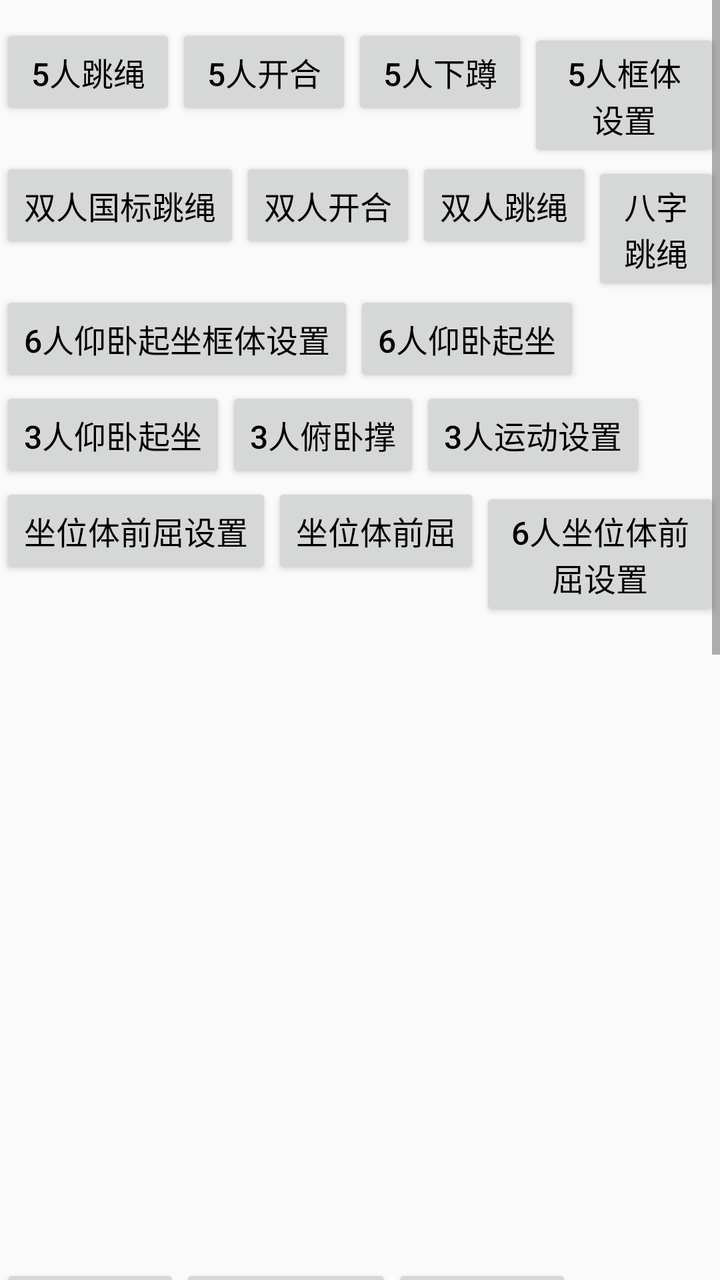
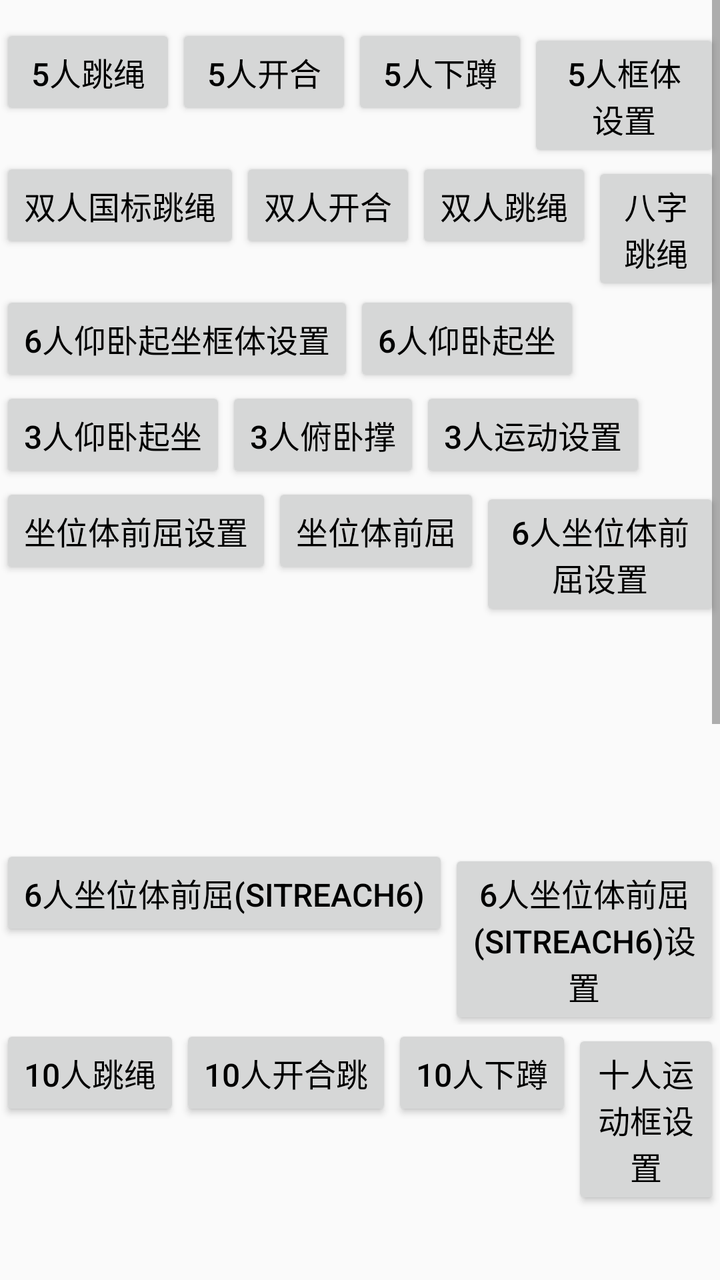

Screens rendered from an Android XML layout before and after an edit, with the pre-edit source and the edit as a unified diff.
<!-- AndroidManifest.xml: application theme AppTheme -->
<!-- res/layout/ac_main.xml -->
<?xml version="1.0" encoding="utf-8"?>
<androidx.constraintlayout.widget.ConstraintLayout xmlns:android="http://schemas.android.com/apk/res/android"
    xmlns:app="http://schemas.android.com/apk/res-auto"
    android:layout_width="match_parent"
    android:layout_height="match_parent">

    <ScrollView
        android:layout_width="match_parent"
        android:layout_height="match_parent"
        android:layout_centerHorizontal="true"
        android:scrollbars="vertical">

        <LinearLayout
            android:layout_width="wrap_content"
            android:layout_height="wrap_content"
            android:layout_centerInParent="true"
            android:orientation="vertical"
            android:paddingTop="12dp"
            android:paddingBottom="12dp">

            <LinearLayout
                android:layout_width="wrap_content"
                android:layout_height="wrap_content"
                android:orientation="horizontal">

                <Button
                    android:id="@+id/bnt_0"
                    android:layout_width="wrap_content"
                    android:layout_height="wrap_content"
                    android:text="5人跳绳"
                    android:textColor="@color/color_black"
                    android:textSize="16sp" />

                <Button
                    android:id="@+id/bnt_3"
                    android:layout_width="wrap_content"
                    android:layout_height="wrap_content"
                    android:text="5人开合"
                    android:textColor="@color/color_black"
                    android:textSize="16sp" />

                <Button
                    android:id="@+id/bnt_4"
                    android:layout_width="wrap_content"
                    android:layout_height="wrap_content"
                    android:text="5人下蹲"
                    android:textColor="@color/color_black"
                    android:textSize="16sp" />
                <Button
                    android:id="@+id/bnt_5_region_set"
                    android:layout_width="wrap_content"
                    android:layout_height="wrap_content"
                    android:text="5人框体设置"
                    android:textColor="@color/color_black"
                    android:textSize="16sp" />

            </LinearLayout>

            <LinearLayout
                android:layout_width="match_parent"
                android:layout_height="wrap_content"
                android:contentDescription="双人运动">

                <Button
                    android:id="@+id/btn_skip_gb"
                    android:layout_width="wrap_content"
                    android:layout_height="wrap_content"
                    android:text="双人国标跳绳"
                    android:textColor="@color/color_black"
                    android:textSize="16sp" />
                <Button
                    android:id="@+id/btn_double_open_close"
                    android:layout_width="wrap_content"
                    android:layout_height="wrap_content"
                    android:text="双人开合"
                    android:textColor="@color/color_black"
                    android:textSize="16sp" />

                <Button
                    android:id="@+id/btn_skip"
                    android:layout_width="wrap_content"
                    android:layout_height="wrap_content"
                    android:text="双人跳绳"
                    android:textColor="@color/color_black"
                    android:textSize="16sp" />

                <Button
                    android:id="@+id/btn_skip_eight"
                    android:layout_width="wrap_content"
                    android:layout_height="wrap_content"
                    android:text="八字跳绳"
                    android:textColor="@color/color_black"
                    android:textSize="16sp" />
            </LinearLayout>

            <LinearLayout
                android:layout_width="match_parent"
                android:layout_height="wrap_content"
                android:contentDescription="双人运动">
                <Button
                    android:id="@+id/btn_six_ywqz_set"
                    android:layout_width="wrap_content"
                    android:layout_height="wrap_content"
                    android:text="6人仰卧起坐框体设置"
                    android:textColor="@color/color_black"
                    android:textSize="16sp" />
                <Button
                    android:id="@+id/btn_six_ywqz"
                    android:layout_width="wrap_content"
                    android:layout_height="wrap_content"
                    android:text="6人仰卧起坐"
                    android:textColor="@color/color_black"
                    android:textSize="16sp" />
            </LinearLayout>

            <LinearLayout
                android:layout_width="wrap_content"
                android:layout_height="wrap_content">

                <Button
                    android:id="@+id/bnt_8"
                    android:layout_width="wrap_content"
                    android:layout_height="wrap_content"
                    android:text="3人仰卧起坐"
                    android:textColor="@color/color_black"
                    android:textSize="16sp" />

                <Button
                    android:id="@+id/bnt_9"
                    android:layout_width="wrap_content"
                    android:layout_height="wrap_content"
                    android:text="3人俯卧撑"
                    android:textColor="@color/color_black"
                    android:textSize="16sp" />

                <Button
                    android:id="@+id/btn_three_set"
                    android:layout_width="wrap_content"
                    android:layout_height="wrap_content"
                    android:text="3人运动设置"
                    android:textColor="@color/color_black"
                    android:textSize="16sp" />

            </LinearLayout>

            <LinearLayout
                android:layout_width="wrap_content"
                android:layout_height="wrap_content"
                android:orientation="horizontal">


                <Button
                    android:id="@+id/bnt_10"
                    android:layout_width="wrap_content"
                    android:layout_height="wrap_content"
                    android:text="坐位体前屈设置"
                    android:textColor="@color/color_black"
                    android:textSize="16sp" />

                <Button
                    android:id="@+id/bnt_zw"
                    android:layout_width="wrap_content"
                    android:layout_height="wrap_content"
                    android:text="坐位体前屈"
                    android:textColor="@color/color_black"
                    android:textSize="16sp" />

                <Button
                    android:id="@+id/btn_forward_6_set"
                    android:layout_width="wrap_content"
                    android:layout_height="wrap_content"
                    android:text="6人坐位体前屈设置"
                    android:textColor="@color/color_black"
                    android:textSize="16sp" />

                <Button
                    android:id="@+id/btn_forward_6"
                    android:layout_width="wrap_content"
                    android:layout_height="wrap_content"
                    android:text="6人坐位体前屈"
                    android:textColor="@color/color_black"
                    android:textSize="16sp" />

                <Button
                    android:id="@+id/btn_sit_reach_6"
                    android:layout_width="wrap_content"
                    android:layout_height="wrap_content"
                    android:text="6人坐位体前屈(sitreach6)"
                    android:textColor="@color/color_black"
                    android:textSize="16sp" />

            </LinearLayout>

            <LinearLayout
                android:layout_width="wrap_content"
                android:layout_height="wrap_content"
                android:orientation="horizontal">

                <Button
                    android:id="@+id/bnt_11"
                    android:layout_width="wrap_content"
                    android:layout_height="wrap_content"
                    android:text="10人跳绳"
                    android:textColor="@color/color_black"
                    android:textSize="16sp" />

                <Button
                    android:id="@+id/btn_ten_open_close"
                    android:layout_width="wrap_content"
                    android:layout_height="wrap_content"
                    android:text="10人开合跳"
                    android:textColor="@color/color_black"
                    android:textSize="16sp" />

                <Button
                    android:id="@+id/btn_ten_squat"
                    android:layout_width="wrap_content"
                    android:layout_height="wrap_content"
                    android:text="10人下蹲"
                    android:textColor="@color/color_black"
                    android:textSize="16sp" />

                <Button
                    android:id="@+id/btn_10_region_set"
                    android:layout_width="wrap_content"
                    android:layout_height="wrap_content"
                    android:text="十人运动框设置"
                    android:textColor="@color/color_black"
                    android:textSize="16sp" />

                <Button
                    android:id="@+id/btn_ipc_set"
                    android:layout_width="wrap_content"
                    android:layout_height="wrap_content"
                    android:text="IPC设置"
                    android:textColor="@color/color_black"
                    android:textSize="16sp" />

                <Button
                    android:id="@+id/btn_ten_face"
                    android:layout_width="wrap_content"
                    android:layout_height="wrap_content"
                    android:text="十人人脸识别"
                    android:textColor="@color/color_black"
                    android:textSize="16sp" />
            </LinearLayout>

            <LinearLayout
                android:layout_width="wrap_content"
                android:layout_height="wrap_content">

                <Button
                    android:id="@+id/btn_face_test"
                    android:layout_width="wrap_content"
                    android:layout_height="wrap_content"
                    android:text="人脸识别测试"
                    android:textColor="@color/color_black"
                    android:textSize="16sp" />

                <Button
                    android:id="@+id/btn_face_test2"
                    android:layout_width="wrap_content"
                    android:layout_height="wrap_content"
                    android:text="人脸识别测试无骨骼"
                    android:textColor="@color/color_black"
                    android:textSize="16sp" />

                <Button
                    android:id="@+id/btn_double_face"
                    android:layout_width="wrap_content"
                    android:layout_height="wrap_content"
                    android:text="双人人脸识别测试"
                    android:textColor="@color/color_black"
                    android:textSize="16sp" />

                <Button
                    android:id="@+id/btn_pic_identify"
                    android:layout_width="wrap_content"
                    android:layout_height="wrap_content"
                    android:text="图片人脸识别"
                    android:textColor="@color/color_black"
                    android:textSize="16sp" />
                <Button
                    android:id="@+id/btn_processor_identify"
                    android:layout_width="wrap_content"
                    android:layout_height="wrap_content"
                    android:text="人脸识别processor"
                    android:textColor="@color/color_black"
                    android:textSize="16sp" />

            </LinearLayout>

            <LinearLayout
                android:layout_width="wrap_content"
                android:layout_height="wrap_content">

                <Button
                    android:id="@+id/btn_nfc_test"
                    android:layout_width="wrap_content"
                    android:layout_height="wrap_content"
                    android:text="NFC读卡测试"
                    android:textColor="@color/color_black"
                    android:textSize="16sp" />
            </LinearLayout>

            <LinearLayout
                android:layout_width="wrap_content"
                android:layout_height="wrap_content">

                <Button
                    android:id="@+id/btn_body_test"
                    android:layout_width="wrap_content"
                    android:layout_height="wrap_content"
                    android:text="框体测试"
                    android:textColor="@color/color_black"
                    android:textSize="16sp" />
                <Button
                    android:id="@+id/btn_frame_animation_test"
                    android:layout_width="wrap_content"
                    android:layout_height="wrap_content"
                    android:text="多序列帧动画"
                    android:textColor="@color/color_black"
                    android:textSize="16sp" />
                <Button
                    android:id="@+id/btn_gesture"
                    android:layout_width="wrap_content"
                    android:layout_height="wrap_content"
                    android:text="手势识别"
                    android:textColor="@color/color_black"
                    android:textSize="16sp" />
            </LinearLayout>

            
            <LinearLayout
                android:layout_width="wrap_content"
                android:layout_height="wrap_content">

                <Button
                    android:id="@+id/btn_bmi_setting"
                    android:layout_width="wrap_content"
                    android:layout_height="wrap_content"
                    android:text="BMI设置"
                    android:textColor="@color/color_black"
                    android:textSize="16sp" />

                <Button
                    android:id="@+id/btn_bmi_sport"
                    android:layout_width="wrap_content"
                    android:layout_height="wrap_content"
                    android:text="BMI运动"
                    android:textColor="@color/color_black"
                    android:textSize="16sp" />

                <Button
                    android:id="@+id/btn_lung_setting"
                    android:layout_width="wrap_content"
                    android:layout_height="wrap_content"
                    android:text="肺活量设置"
                    android:textColor="@color/color_black"
                    android:textSize="16sp" />

                <Button
                    android:id="@+id/btn_lung_sport"
                    android:layout_width="wrap_content"
                    android:layout_height="wrap_content"
                    android:text="肺活量运动"
                    android:textColor="@color/color_black"
                    android:textSize="16sp" />
            </LinearLayout>

        </LinearLayout>

    </ScrollView>

    <TextView
        android:id="@+id/tv_org_id"
        android:layout_width="wrap_content"
        android:layout_height="wrap_content"
        android:layout_marginEnd="@dimen/dp_60"
        android:layout_marginBottom="@dimen/dp_60"
        app:layout_constraintBottom_toBottomOf="parent"
        app:layout_constraintEnd_toEndOf="parent" />
</androidx.constraintlayout.widget.ConstraintLayout>
<!-- resources referenced by this layout -->
<resources>
  <color name="color_black">#000000</color>
  <dimen name="dp_60">60dp</dimen>
  <style name="AppTheme" parent="Theme.AppCompat.DayNight.NoActionBar">
          <item name="colorPrimary">#00FFFF</item>
          <item name="colorPrimaryDark">#FFFFFF</item>
          <item name="colorAccent">#FFFF00</item>
          <item name="android:windowActionBar">false</item>
          <item name="android:windowNoTitle">true</item>
          <item name="android:windowContentTransitions">true</item>
          <item name="android:statusBarColor">@android:color/transparent</item>
          <item name="android:windowFullscreen">true</item>
          <item name="android:windowTranslucentNavigation">true</item>
          <item name="android:windowTranslucentStatus">true</item>
          <item name="android:windowDisablePreview">true</item>
      </style>
</resources>

<!-- the commit's change to res/layout/ac_main.xml (unified diff, before → after) -->
@@ -181,11 +181,26 @@
                     android:textColor="@color/color_black"
                     android:textSize="16sp" />
 
+            </LinearLayout>
+
+            <LinearLayout
+                android:layout_width="wrap_content"
+                android:layout_height="wrap_content"
+                android:orientation="horizontal">
+
                 <Button
                     android:id="@+id/btn_sit_reach_6"
                     android:layout_width="wrap_content"
                     android:layout_height="wrap_content"
                     android:text="6人坐位体前屈(sitreach6)"
+                    android:textColor="@color/color_black"
+                    android:textSize="16sp" />
+
+                <Button
+                    android:id="@+id/btn_sit_reach_6_set"
+                    android:layout_width="wrap_content"
+                    android:layout_height="wrap_content"
+                    android:text="6人坐位体前屈(sitreach6)设置"
                     android:textColor="@color/color_black"
                     android:textSize="16sp" />
 
